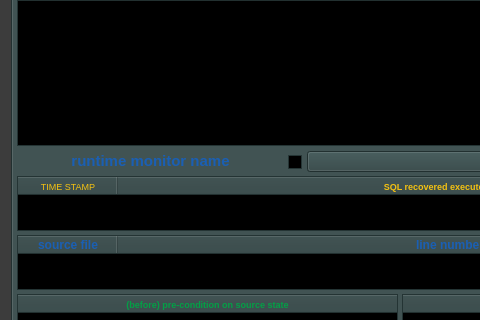
First picture: the form in ui/yr-db-runtime-verif-main-window.ui, repository yerothd/yr-db-runtime-verif, before the edit; both pictures show x 0 to 480 and y 135 to 455 of the 800 by 600 pixel window.
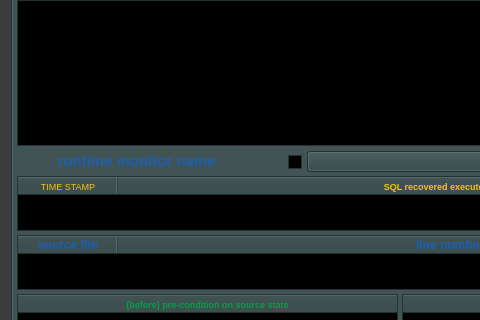
Second picture: the form after the edit. Icons and pictures are not drawn. Custom widgets are drawn as their Qt base class.

Commit message: UPDATED. I could successfully introduced a hidden button so to select a row and at same time publish a SQL recovered query string at once.

Patch:
```diff
--- a/ui/yr-db-runtime-verif-main-window.ui
+++ b/ui/yr-db-runtime-verif-main-window.ui
@@ -6143,7 +6143,7 @@
        <rect>
         <x>4</x>
         <y>174</y>
-        <width>267</width>
+        <width>239</width>
         <height>21</height>
        </rect>
       </property>
```
Left out of the diff: 476 changed lines with no effect on the pictures. The commit also changes 4 other files.
